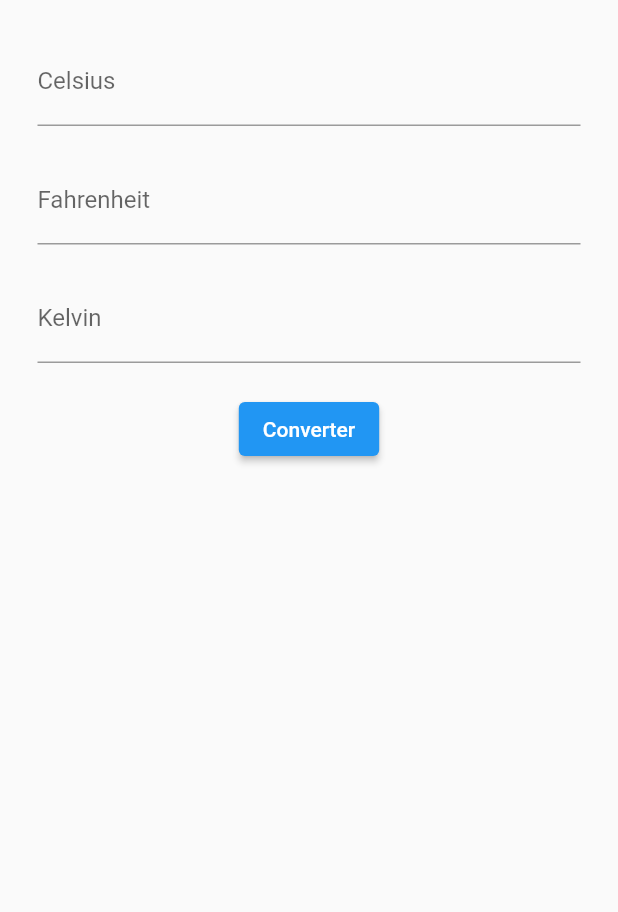
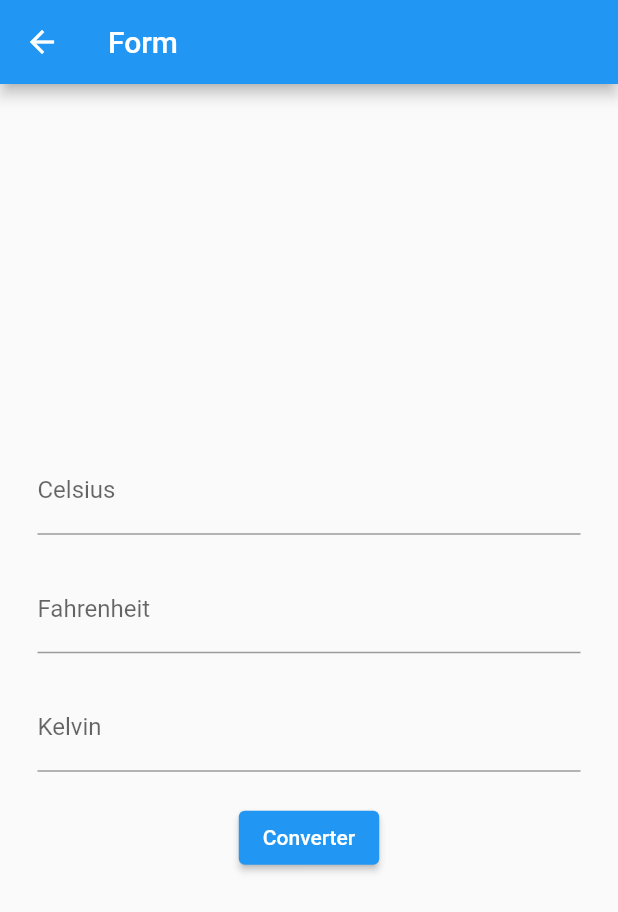
Before and after one commit to viniciushrk/first_app, a Flutter app: the Formularinho screen opened directly, on a phone screen of 412 x 824 dp. Shown: the top 912 px of the screen. Run offline on Flutter 3.47's test engine with Material 2 defaults, Android fonts, the phone set to English and light mode, and no system bars; missing offline and left inert: dart:ffi.

Commit message:
feat: created new page, separated files and implements route

```diff
--- a/lib/formulario.dart
+++ b/lib/pages/formulario.dart
@@ -74,7 +74,13 @@ class _FormularinhoState extends State<Formularinho> {
   @override
   Widget build(BuildContext context) {
 
-    return SingleChildScrollView(
+    return Scaffold(
+      appBar: AppBar(
+        title: Text("Form"),
+      ),
+      body: Container(
+        child: Center(
+          child: SingleChildScrollView(
             child: Container(
               padding: EdgeInsets.all(25),
               child: Column(children: [
@@ -111,6 +117,9 @@ class _FormularinhoState extends State<Formularinho> {
                 ElevatedButton(onPressed: _Calcular, child: const Text("Converter"))
               ]),
             ),
+          ),
+        ),
+      ),
     );
   }
 }
```
Lines whose indentation alone changed are shown as unchanged.
